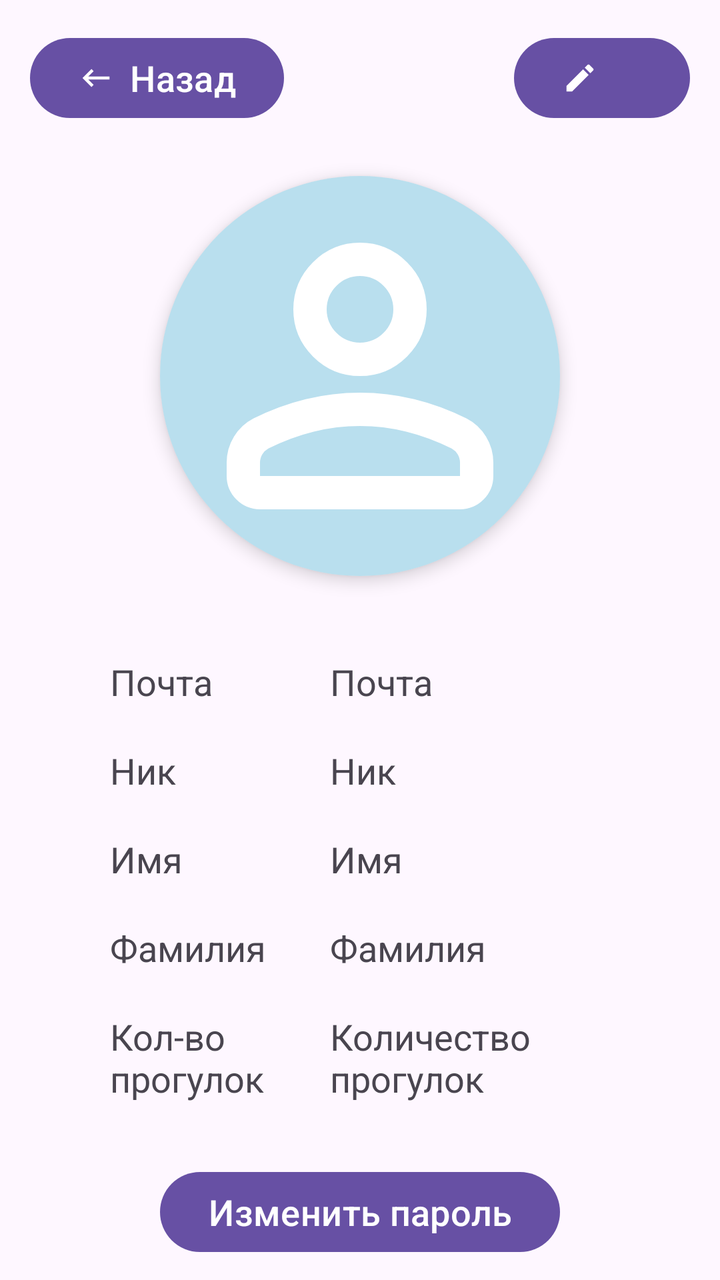
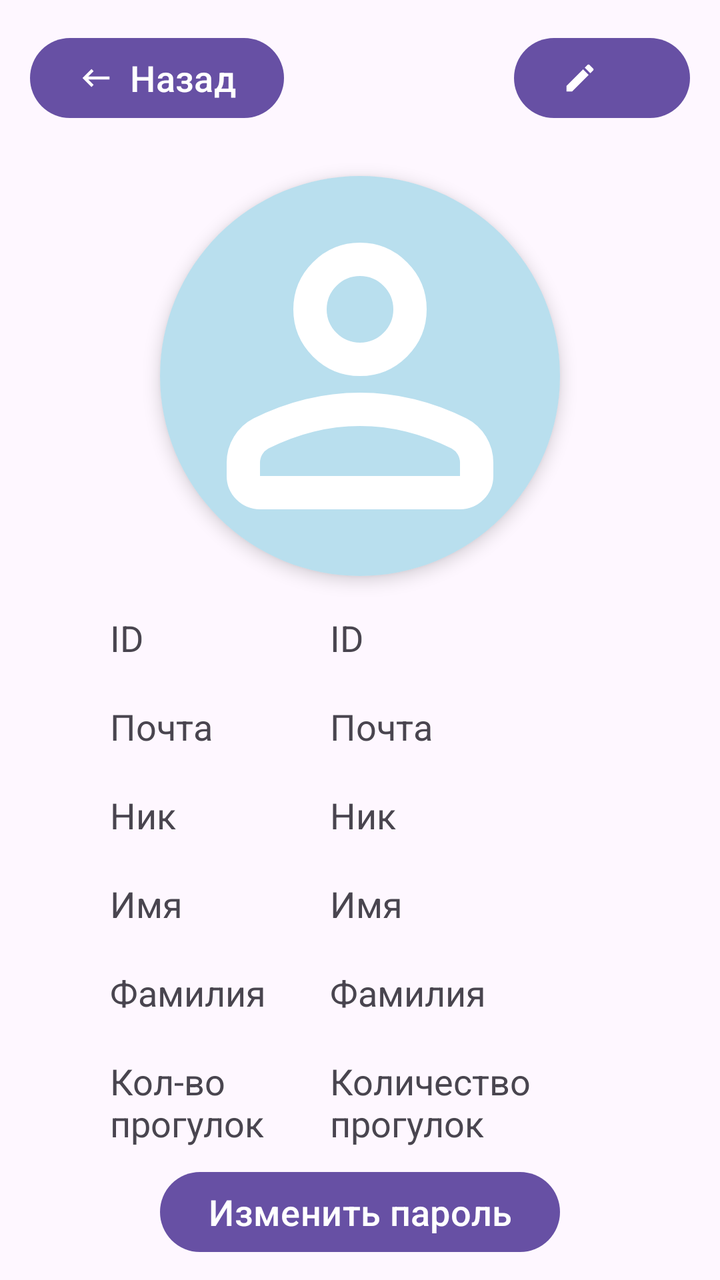

Two renders of the same Android screen: before a commit and after it. Below are the layout's source before the change and the commit's diff.
<!-- AndroidManifest.xml: application theme Base.Theme.TestMapKit -->
<!-- res/layout/fragment_profile.xml -->
<?xml version="1.0" encoding="utf-8"?>
<androidx.constraintlayout.widget.ConstraintLayout xmlns:android="http://schemas.android.com/apk/res/android"
    xmlns:tools="http://schemas.android.com/tools"
    android:layout_width="match_parent"
    android:layout_height="match_parent"
    xmlns:app="http://schemas.android.com/apk/res-auto"
    tools:context=".fragments.setting.ProfileFragment">

    <androidx.constraintlayout.widget.ConstraintLayout
        android:id="@+id/cl_btn_profile"
        android:layout_width="match_parent"
        android:layout_height="wrap_content"
        app:layout_constraintEnd_toEndOf="parent"
        app:layout_constraintStart_toStartOf="parent"
        app:layout_constraintTop_toTopOf="parent"
        android:layout_margin="10dp"
        >
        <com.google.android.material.button.MaterialButton
            android:id="@+id/btn_back_profile"
            android:layout_width="wrap_content"
            android:layout_height="wrap_content"
            app:icon="@drawable/ic_back"
            app:layout_constraintStart_toStartOf="parent"
            app:layout_constraintTop_toTopOf="parent"
            android:layout_margin="5dp"
            android:text="Назад"
            android:textSize="@dimen/text_normal"
            />

        <com.google.android.material.button.MaterialButton
            android:id="@+id/btn_edit_profile"
            android:layout_width="wrap_content"
            android:layout_height="wrap_content"
            app:icon="@drawable/ic_edit"
            app:layout_constraintEnd_toEndOf="parent"
            app:layout_constraintTop_toTopOf="parent"
            app:layout_constraintBottom_toBottomOf="parent"
            android:layout_margin="5dp"
            android:text=""
            android:textSize="@dimen/text_normal"/>

    </androidx.constraintlayout.widget.ConstraintLayout>

    <androidx.cardview.widget.CardView
        android:id="@+id/cv_img_profile"
        android:layout_width="wrap_content"
        android:layout_height="wrap_content"
        app:cardElevation="5dp"
        app:cardCornerRadius="180dp"
        app:layout_constraintEnd_toEndOf="parent"
        app:layout_constraintStart_toStartOf="parent"
        app:layout_constraintTop_toBottomOf="@id/cl_btn_profile"
        android:layout_margin="20dp">

        <androidx.constraintlayout.widget.ConstraintLayout
            android:layout_width="wrap_content"
            android:layout_height="wrap_content">

            <ImageView
                android:id="@+id/img_profile"
                android:layout_width="200dp"
                android:layout_height="200dp"
                android:background="@color/light_blue"
                android:contentDescription="User avatar"
                android:src="@drawable/ic_profile"
                app:layout_constraintBottom_toBottomOf="parent"
                app:layout_constraintEnd_toEndOf="parent"
                app:layout_constraintStart_toStartOf="parent"
                app:layout_constraintTop_toTopOf="parent" />

        </androidx.constraintlayout.widget.ConstraintLayout>

    </androidx.cardview.widget.CardView>

    <ScrollView
        android:layout_width="match_parent"
        android:layout_height="wrap_content"
        app:layout_constraintEnd_toEndOf="parent"
        app:layout_constraintTop_toBottomOf="@id/cv_img_profile"
        app:layout_constraintBottom_toTopOf="@id/btn_change_pass">

        <LinearLayout
            android:id="@+id/ll_profile_detail"
            android:layout_width="match_parent"
            android:layout_height="wrap_content"
            android:orientation="vertical"
            android:layout_margin="20dp">

            <LinearLayout
                android:id="@+id/ll_profile_email"
                android:layout_width="match_parent"
                android:layout_height="wrap_content"
                android:orientation="horizontal"
                android:layout_marginTop="10dp"
                android:layout_marginEnd="30dp"
                android:layout_marginStart="30dp">

                <TextView
                    android:layout_width="@dimen/text_view_width_normal"
                    android:layout_height="match_parent"
                    android:layout_margin="5dp"
                    android:textSize="@dimen/text_normal"
                    android:text="Почта"
                    android:gravity="center_vertical"/>

                <TextView
                    android:id="@+id/tv_profile_email"
                    android:layout_width="match_parent"
                    android:layout_height="match_parent"
                    android:layout_margin="5dp"
                    android:textSize="@dimen/text_normal"
                    android:text="Почта"
                    android:gravity="center_vertical"/>

            </LinearLayout>

            <LinearLayout
                android:id="@+id/ll_profile_username"
                android:layout_width="match_parent"
                android:layout_height="wrap_content"
                android:orientation="horizontal"
                android:layout_marginTop="10dp"
                android:layout_marginEnd="30dp"
                android:layout_marginStart="30dp"
                android:visibility="visible"
                >

                <TextView
                    android:layout_width="@dimen/text_view_width_normal"
                    android:layout_height="match_parent"
                    android:layout_margin="5dp"
                    android:textSize="@dimen/text_normal"
                    android:text="Ник"
                    android:gravity="center_vertical" />

                <TextView
                    android:id="@+id/tv_profile_username"
                    android:layout_width="match_parent"
                    android:layout_height="match_parent"
                    android:layout_margin="5dp"
                    android:textSize="@dimen/text_normal"
                    android:text="Ник"
                    android:gravity="center_vertical" />

            </LinearLayout>

            <LinearLayout
                android:id="@+id/ll_user_first_name"
                android:layout_width="match_parent"
                android:layout_height="wrap_content"
                android:orientation="horizontal"
                android:layout_marginTop="10dp"
                android:layout_marginEnd="30dp"
                android:layout_marginStart="30dp"
                android:visibility="visible"
                >

                <TextView
                    android:layout_width="@dimen/text_view_width_normal"
                    android:layout_height="match_parent"
                    android:layout_margin="5dp"
                    android:textSize="@dimen/text_normal"
                    android:text="Имя"
                    android:gravity="center_vertical" />

                <TextView
                    android:id="@+id/tv_profile_first_name"
                    android:layout_width="match_parent"
                    android:layout_height="match_parent"
                    android:layout_margin="5dp"
                    android:textSize="@dimen/text_normal"
                    android:text="Имя"
                    android:gravity="center_vertical" />

            </LinearLayout>

            <LinearLayout
                android:id="@+id/ll_profile_last_name"
                android:layout_width="match_parent"
                android:layout_height="wrap_content"
                android:orientation="horizontal"
                android:layout_marginTop="10dp"
                android:layout_marginEnd="30dp"
                android:layout_marginStart="30dp"
                android:visibility="visible"
                >

                <TextView
                    android:layout_width="@dimen/text_view_width_normal"
                    android:layout_height="match_parent"
                    android:layout_margin="5dp"
                    android:textSize="@dimen/text_normal"
                    android:text="Фамилия"
                    android:gravity="center_vertical" />

                <TextView
                    android:id="@+id/tv_profile_last_name"
                    android:layout_width="match_parent"
                    android:layout_height="match_parent"
                    android:layout_margin="5dp"
                    android:textSize="@dimen/text_normal"
                    android:text="Фамилия"
                    android:gravity="center_vertical" />

            </LinearLayout>

            <LinearLayout
                android:id="@+id/ll_profile_stat_count"
                android:layout_width="match_parent"
                android:layout_height="wrap_content"
                android:orientation="horizontal"
                android:layout_marginTop="10dp"
                android:layout_marginEnd="30dp"
                android:layout_marginStart="30dp"
                android:visibility="visible"
                >

                <TextView
                    android:layout_width="@dimen/text_view_width_normal"
                    android:layout_height="match_parent"
                    android:layout_margin="5dp"
                    android:textSize="@dimen/text_normal"
                    android:text="Кол-во прогулок"
                    android:gravity="center_vertical" />

                <TextView
                    android:id="@+id/tv_profile_stat_count"
                    android:layout_width="match_parent"
                    android:layout_height="match_parent"
                    android:layout_margin="5dp"
                    android:textSize="@dimen/text_normal"
                    android:text="Количество прогулок"
                    android:gravity="center_vertical" />

            </LinearLayout>
        </LinearLayout>
    </ScrollView>

    <Button
        android:id="@+id/btn_change_pass"
        android:layout_width="wrap_content"
        android:layout_height="wrap_content"
        android:text="Изменить пароль"
        android:layout_margin="10dp"
        android:textSize="@dimen/text_normal"
        app:layout_constraintEnd_toEndOf="parent"
        app:layout_constraintStart_toStartOf="parent"
        app:layout_constraintBottom_toBottomOf="parent"/>

    <ProgressBar
        android:id="@+id/pb_profile"
        android:layout_width="wrap_content"
        android:layout_height="wrap_content"
        android:layout_gravity="center"
        android:visibility="gone"
        app:layout_constraintBottom_toBottomOf="parent"
        app:layout_constraintEnd_toEndOf="parent"
        app:layout_constraintStart_toStartOf="parent"
        app:layout_constraintTop_toTopOf="parent" />

</androidx.constraintlayout.widget.ConstraintLayout>
<!-- resources referenced by this layout -->
<resources>
  <color name="light_blue">#CCA8D8EA</color>
  <dimen name="text_normal">18sp</dimen>
  <dimen name="text_view_width_normal">100dp</dimen>
  <!-- drawable ic_back (drawable) -->
  <vector xmlns:android="http://schemas.android.com/apk/res/android" android:autoMirrored="true" android:height="24dp" android:tint="#FFFFFF" android:viewportHeight="24" android:viewportWidth="24" android:width="24dp">
        
      <path android:fillColor="@android:color/white" android:pathData="M21,11H6.83l3.58,-3.59L9,6l-6,6 6,6 1.41,-1.41L6.83,13H21z"/>
      
  </vector>
  <!-- drawable ic_edit (drawable) -->
  <vector xmlns:android="http://schemas.android.com/apk/res/android" android:height="24dp" android:tint="#FFFFFF" android:viewportHeight="24" android:viewportWidth="24" android:width="24dp">
        
      <path android:fillColor="@android:color/white" android:pathData="M3,17.25V21h3.75L17.81,9.94l-3.75,-3.75L3,17.25zM20.71,7.04c0.39,-0.39 0.39,-1.02 0,-1.41l-2.34,-2.34c-0.39,-0.39 -1.02,-0.39 -1.41,0l-1.83,1.83 3.75,3.75 1.83,-1.83z"/>
      
  </vector>
  <!-- drawable ic_profile (drawable) -->
  <vector xmlns:android="http://schemas.android.com/apk/res/android" android:height="24dp" android:tint="#FFFFFF" android:viewportHeight="960" android:viewportWidth="960" android:width="24dp">
        
      <path android:fillColor="@android:color/white" android:pathData="M367,433Q320,386 320,320Q320,254 367,207Q414,160 480,160Q546,160 593,207Q640,254 640,320Q640,386 593,433Q546,480 480,480Q414,480 367,433ZM160,720L160,688Q160,654 177.5,625.5Q195,597 224,582Q286,551 350,535.5Q414,520 480,520Q546,520 610,535.5Q674,551 736,582Q765,597 782.5,625.5Q800,654 800,688L800,720Q800,753 776.5,776.5Q753,800 720,800L240,800Q207,800 183.5,776.5Q160,753 160,720ZM240,720L720,720L720,688Q720,677 714.5,668Q709,659 700,654Q646,627 591,613.5Q536,600 480,600Q424,600 369,613.5Q314,627 260,654Q251,659 245.5,668Q240,677 240,688L240,720ZM536.5,376.5Q560,353 560,320Q560,287 536.5,263.5Q513,240 480,240Q447,240 423.5,263.5Q400,287 400,320Q400,353 423.5,376.5Q447,400 480,400Q513,400 536.5,376.5ZM480,320Q480,320 480,320Q480,320 480,320Q480,320 480,320Q480,320 480,320Q480,320 480,320Q480,320 480,320Q480,320 480,320Q480,320 480,320ZM480,720L480,720Q480,720 480,720Q480,720 480,720Q480,720 480,720Q480,720 480,720Q480,720 480,720Q480,720 480,720Q480,720 480,720Q480,720 480,720L480,720Z"/>
      
  </vector>
  <style name="Base.Theme.TestMapKit" parent="Theme.Material3.DayNight.NoActionBar">
  
      </style>
</resources>

<!-- the commit's change to res/layout/fragment_profile.xml (unified diff, before → after) -->
@@ -4,7 +4,7 @@
     android:layout_width="match_parent"
     android:layout_height="match_parent"
     xmlns:app="http://schemas.android.com/apk/res-auto"
-    tools:context=".fragments.setting.ProfileFragment">
+    tools:context=".fragments.setting.user.ProfileFragment">
 
     <androidx.constraintlayout.widget.ConstraintLayout
         android:id="@+id/cl_btn_profile"
@@ -87,6 +87,34 @@
             android:layout_margin="20dp">
 
             <LinearLayout
+                android:id="@+id/ll_profile_id"
+                android:layout_width="match_parent"
+                android:layout_height="wrap_content"
+                android:orientation="horizontal"
+                android:layout_marginTop="10dp"
+                android:layout_marginEnd="30dp"
+                android:layout_marginStart="30dp">
+
+                <TextView
+                    android:layout_width="@dimen/text_view_width_normal"
+                    android:layout_height="match_parent"
+                    android:layout_margin="5dp"
+                    android:textSize="@dimen/text_normal"
+                    android:text="ID"
+                    android:gravity="center_vertical"/>
+
+                <TextView
+                    android:id="@+id/tv_profile_id"
+                    android:layout_width="match_parent"
+                    android:layout_height="match_parent"
+                    android:layout_margin="5dp"
+                    android:textSize="@dimen/text_normal"
+                    android:text="ID"
+                    android:gravity="center_vertical"/>
+
+            </LinearLayout>
+
+            <LinearLayout
                 android:id="@+id/ll_profile_email"
                 android:layout_width="match_parent"
                 android:layout_height="wrap_content"
